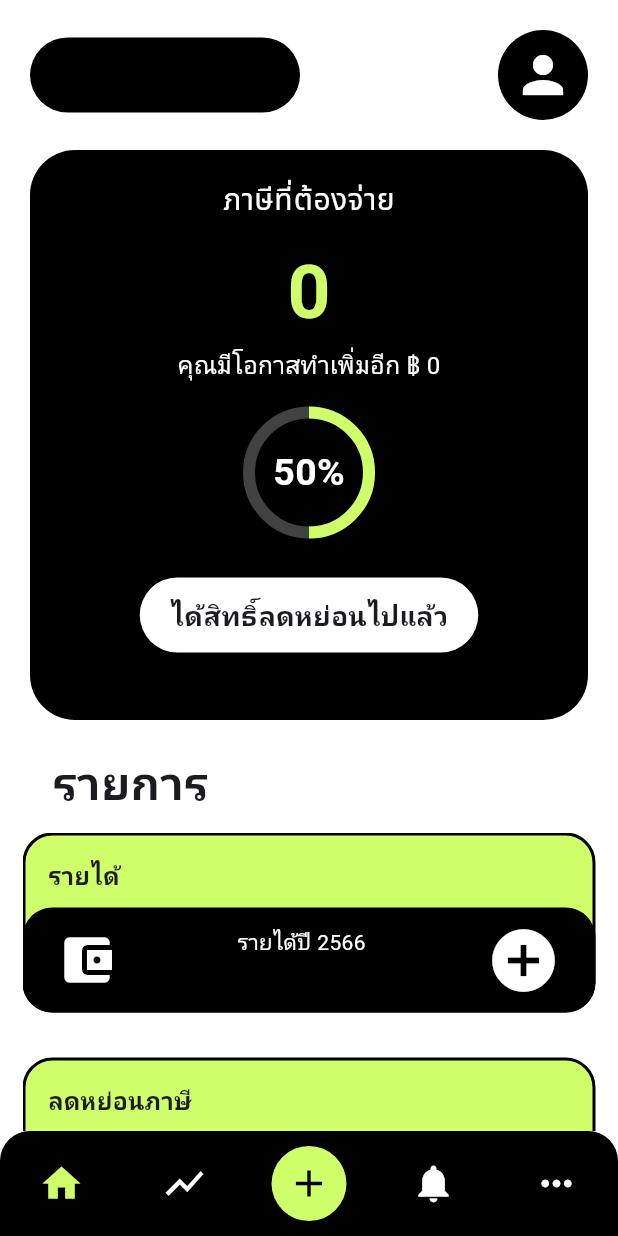
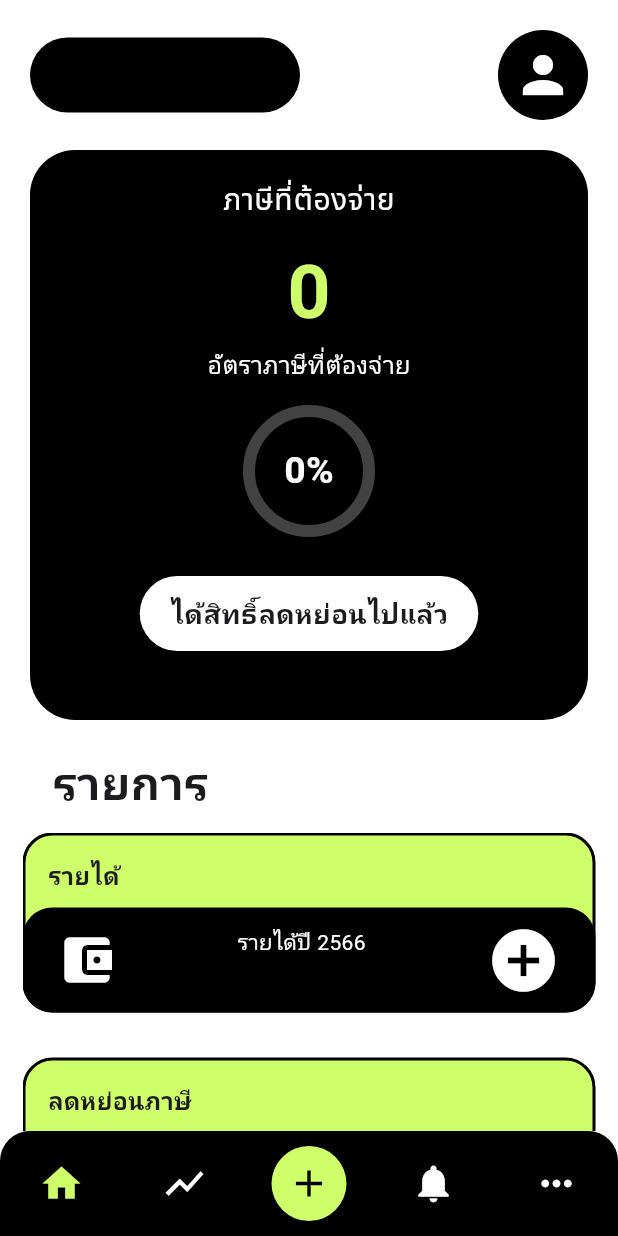
Before and after one commit to SittinonTee/flutter_tax_app, a Flutter app: the HomePage screen opened directly, on a phone screen of 412 x 824 dp. Run offline on Flutter 3.47's test engine with Material 3 defaults, Android fonts, the phone set to English and light mode, and no system bars; our stand-ins replace shared_preferences; accounts and stored records are empty; network calls fail; Roboto replaces fonts that are missing (Noto Sans Thai).

Commit message:
add funtion

```diff
--- a/lib/Home/BalanceCard.dart
+++ b/lib/Home/BalanceCard.dart
@@ -5,8 +5,9 @@ import 'package:intl/intl.dart';
 import 'package:provider/provider.dart';
 
 class BalanceCard extends StatefulWidget {
-  const BalanceCard({super.key});
+  const BalanceCard({super.key, required this.percentage});
 
+  final num percentage;
   @override
   State<BalanceCard> createState() => _BalanceCardState();
 }
@@ -24,6 +25,7 @@ class _BalanceCardState extends State<BalanceCard> {
 
   @override
   Widget build(BuildContext context) {
+    final percentage = widget.percentage;
     // final amount = incomeModel?.total_amount ?? 0;
     // final tax = incomeModel?.total_tax ?? 0;
     // final taxWithhold = incomeModel?.total_tax_withhold ?? 0;
@@ -64,7 +66,7 @@ class _BalanceCardState extends State<BalanceCard> {
               ),
             ),
             const Text(
-              'คุณมีโอกาสทำเพิ่มอีก ฿ 0',
+              'อัตราภาษีที่ต้องจ่าย',
               style: TextStyle(
                 color: Colors.white,
                 fontSize: 16,
@@ -78,15 +80,15 @@ class _BalanceCardState extends State<BalanceCard> {
                   width: 80,
                   height: 80,
                   child: CircularProgressIndicator(
-                    value: 0.5,
+                    value: percentage / 100,
                     strokeWidth: 8,
                     backgroundColor: Colors.grey[800],
                     valueColor:
                         const AlwaysStoppedAnimation<Color>(Color(0xFFceff6a)),
                   ),
                 ),
-                const Text(
-                  '50%',
+                Text(
+                  '${percentage}%',
                   style: TextStyle(
                       color: Colors.white,
                       fontWeight: FontWeight.bold,
--- a/lib/Home/Home.dart
+++ b/lib/Home/Home.dart
@@ -52,6 +52,7 @@ class _HomePageState extends State<HomePage> {
   num totaltax = 0;
   num totaltaxwithhold = 0;
 
+  num percentage = 0;
   @override
   void initState() {
     super.initState();
@@ -182,21 +183,26 @@ class _HomePageState extends State<HomePage> {
       tax = 0;
     } else if (netIncome <= 300000) {
       tax = (netIncome - 150000) * 0.05;
+      percentage = 5;
     } else if (netIncome <= 500000) {
       tax = (150000 * 0.05) + (netIncome - 300000) * 0.10;
+      percentage = 10;
     } else if (netIncome <= 750000) {
       tax = (150000 * 0.05) + (200000 * 0.10) + (netIncome - 500000) * 0.15;
+      percentage = 15;
     } else if (netIncome <= 1000000) {
       tax = (150000 * 0.05) +
           (200000 * 0.10) +
           (250000 * 0.15) +
           (netIncome - 750000) * 0.20;
+      percentage = 20;
     } else if (netIncome <= 2000000) {
       tax = (150000 * 0.05) +
           (200000 * 0.10) +
           (250000 * 0.15) +
           (250000 * 0.20) +
           (netIncome - 1000000) * 0.25;
+      percentage = 25;
     } else if (netIncome <= 5000000) {
       tax = (150000 * 0.05) +
           (200000 * 0.10) +
@@ -204,6 +210,7 @@ class _HomePageState extends State<HomePage> {
           (250000 * 0.20) +
           (1000000 * 0.25) +
           (netIncome - 2000000) * 0.30;
+      percentage = 30;
     } else {
       tax = (150000 * 0.05) +
           (200000 * 0.10) +
@@ -212,6 +219,7 @@ class _HomePageState extends State<HomePage> {
           (1000000 * 0.25) +
           (3000000 * 0.30) +
           (netIncome - 5000000) * 0.35;
+      percentage = 35;
     }
 
     incomeModel?.setpaytax(tax.toInt());
@@ -274,7 +282,9 @@ class _HomePageState extends State<HomePage> {
   Widget Homepage() {
     return Column(
       children: [
-        BalanceCard(),
+        BalanceCard(
+          percentage: percentage,
+        ),
         SizedBox(
           height: 60,
           child: Align(
--- a/lib/Home/Pagebuttombar/ProfileDetail.dart
+++ b/lib/Home/Pagebuttombar/ProfileDetail.dart
@@ -48,10 +48,10 @@ class _ProfiledetailState extends State<Profiledetail> {
           isLoading = false;
         });
       } else {
-        print('❌ Error: ${res.statusCode}');
+        print('Error: ${res.statusCode}');
       }
     } catch (e) {
-      print('❌ Exception: $e');
+      print('Exception: $e');
     }
   }
 
@@ -149,10 +149,10 @@ class _ProfiledetailState extends State<Profiledetail> {
                 color: Colors.grey[200],
                 borderRadius: BorderRadius.circular(10),
               ),
-              // child: Text(
-              //   _datauser?['old'] ?? '',
-              //   style: TextStyle(fontSize: 18),
-              // ),
+              child: Text(
+                _datauser?['age'] ?? '',
+                style: TextStyle(fontSize: 18),
+              ),
             ),
 
             const Spacer(),
```
